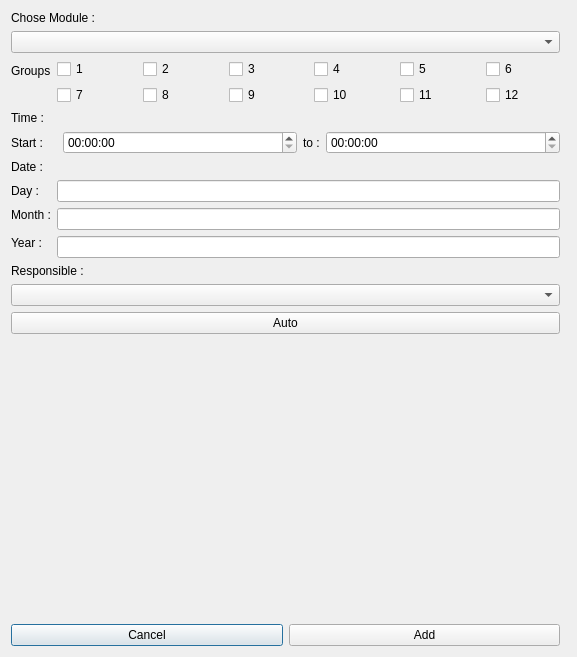
Qt form Addings/add_exams.ui (mohaneddz/Academia-Plus) before a commit.
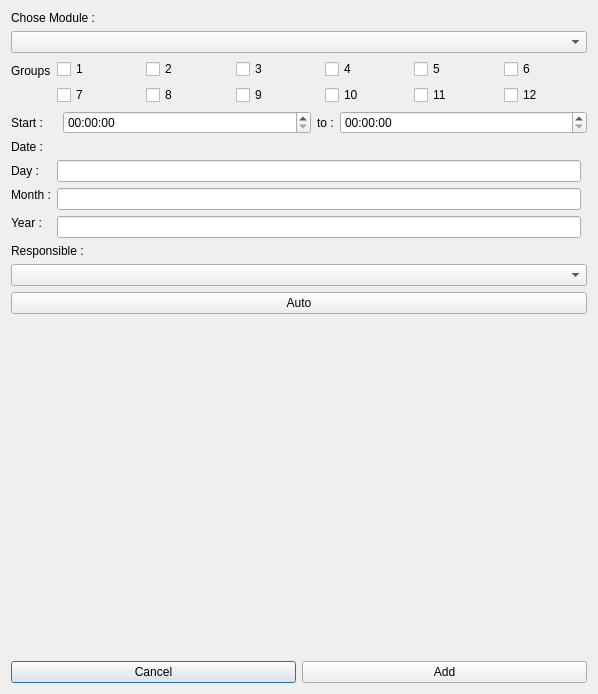
The same form after that commit.

```diff
--- a/Addings/add_exams.ui
+++ b/Addings/add_exams.ui
@@ -6,14 +6,153 @@
    <rect>
     <x>0</x>
     <y>0</y>
-    <width>577</width>
-    <height>657</height>
+    <width>598</width>
+    <height>694</height>
    </rect>
   </property>
   <property name="windowTitle">
    <string>Dialog</string>
   </property>
   <layout class="QGridLayout" name="gridLayout">
+   <item row="4" column="0">
+    <layout class="QVBoxLayout" name="verticalLayout_9">
+     <item>
+      <widget class="QLabel" name="Date">
+       <property name="text">
+        <string>Date :</string>
+       </property>
+      </widget>
+     </item>
+     <item>
+      <layout class="QGridLayout" name="gridLayout_4">
+       <item row="4" column="1">
+        <widget class="QLineEdit" name="L_Year"/>
+       </item>
+       <item row="2" column="0">
+        <widget class="QLabel" name="Month">
+         <property name="text">
+          <string>Month :</string>
+         </property>
+        </widget>
+       </item>
+       <item row="1" column="1">
+        <widget class="QLineEdit" name="L_Day"/>
+       </item>
+       <item row="1" column="0">
+        <widget class="QLabel" name="Day_3">
+         <property name="text">
+          <string>Day :</string>
+         </property>
+        </widget>
+       </item>
+       <item row="3" column="0" rowspan="2">
+        <widget class="QLabel" name="Year">
+         <property name="text">
+          <string>Year :</string>
+         </property>
+        </widget>
+       </item>
+       <item row="2" column="1" rowspan="2">
+        <widget class="QLineEdit" name="L_Month"/>
+       </item>
+      </layout>
+     </item>
+    </layout>
+   </item>
+   <item row="6" column="0" colspan="2">
+    <widget class="QComboBox" name="responsible"/>
+   </item>
+   <item row="3" column="0" colspan="2">
+    <layout class="QHBoxLayout" name="horizontalLayout_5">
+     <item>
+      <widget class="QLabel" name="label_81">
+       <property name="sizePolicy">
+        <sizepolicy hsizetype="Fixed" vsizetype="Preferred">
+         <horstretch>0</horstretch>
+         <verstretch>0</verstretch>
+        </sizepolicy>
+       </property>
+       <property name="text">
+        <string>Start :    </string>
+       </property>
+      </widget>
+     </item>
+     <item>
+      <widget class="QTimeEdit" name="start">
+       <property name="sizePolicy">
+        <sizepolicy hsizetype="Preferred" vsizetype="Fixed">
+         <horstretch>0</horstretch>
+         <verstretch>0</verstretch>
+        </sizepolicy>
+       </property>
+      </widget>
+     </item>
+     <item>
+      <widget class="QLabel" name="label_88">
+       <property name="sizePolicy">
+        <sizepolicy hsizetype="Fixed" vsizetype="Preferred">
+         <horstretch>0</horstretch>
+         <verstretch>0</verstretch>
+        </sizepolicy>
+       </property>
+       <property name="text">
+        <string>to :</string>
+       </property>
+      </widget>
+     </item>
+     <item>
+      <widget class="QTimeEdit" name="end">
+       <property name="sizePolicy">
+        <sizepolicy hsizetype="Preferred" vsizetype="Fixed">
+         <horstretch>0</horstretch>
+         <verstretch>0</verstretch>
+        </sizepolicy>
+       </property>
+      </widget>
+     </item>
+    </layout>
+   </item>
+   <item row="1" column="0" colspan="2">
+    <widget class="QComboBox" name="Combo_Module">
+     <item>
+      <property name="text">
+       <string/>
+      </property>
+     </item>
+    </widget>
+   </item>
+   <item row="10" column="0" colspan="2">
+    <layout class="QHBoxLayout" name="horizontalLayout_6">
+     <item>
+      <widget class="QPushButton" name="btnCancelExam">
+       <property name="text">
+        <string>Cancel</string>
+       </property>
+      </widget>
+     </item>
+     <item>
+      <widget class="QPushButton" name="btnAddExam">
+       <property name="text">
+        <string>Add</string>
+       </property>
+      </widget>
+     </item>
+    </layout>
+   </item>
+   <item row="7" column="0" colspan="2">
+    <widget class="QPushButton" name="Auto">
+     <property name="text">
+      <string>Auto</string>
+     </property>
+    </widget>
+   </item>
+   <item row="5" column="0" colspan="2">
+    <widget class="QLabel" name="label">
+     <property name="text">
+      <string>Responsible :</string>
+     </property>
+    </widget>
+   </item>
    <item row="2" column="0" colspan="2">
     <layout class="QFormLayout" name="formLayout_6">
      <item row="0" column="1">
@@ -121,7 +260,14 @@
      </item>
     </layout>
    </item>
-   <item row="9" column="0">
+   <item row="0" column="0" colspan="2">
+    <widget class="QLabel" name="label_2">
+     <property name="text">
+      <string>Chose Module :</string>
+     </property>
+    </widget>
+   </item>
+   <item row="8" column="0">
     <spacer name="verticalSpacer">
      <property name="orientation">
       <enum>Qt::Vertical</enum>
@@ -129,164 +275,11 @@
      <property name="sizeHint" stdset="0">
       <size>
        <width>20</width>
-       <height>218</height>
+       <height>310</height>
       </size>
      </property>
     </spacer>
    </item>
-   <item row="0" column="0">
-    <widget class="QLabel" name="label_2">
-     <property name="text">
-      <string>Chose Module :</string>
-     </property>
-    </widget>
-   </item>
-   <item row="10" column="0">
-    <layout class="QHBoxLayout" name="horizontalLayout_2">
-     <item>
-      <widget class="QPushButton" name="btnCancelExam">
-       <property name="text">
-        <string>Cancel</string>
-       </property>
-      </widget>
-     </item>
-     <item>
-      <widget class="QPushButton" name="btnAddExam">
-       <property name="text">
-        <string>Add</string>
-       </property>
-      </widget>
-     </item>
-    </layout>
-   </item>
-   <item row="6" column="0">
-    <widget class="QLabel" name="label">
-     <property name="text">
-      <string>Responsible :</string>
-     </property>
-    </widget>
-   </item>
-   <item row="1" column="0">
-    <widget class="QComboBox" name="Combo_Module">
-     <item>
-      <property name="text">
-       <string/>
-      </property>
-     </item>
-    </widget>
-   </item>
-   <item row="8" column="0">
-    <widget class="QPushButton" name="Auto">
-     <property name="text">
-      <string>Auto</string>
-     </property>
-    </widget>
-   </item>
-   <item row="3" column="0">
-    <widget class="QLabel" name="label_5">
-     <property name="text">
-      <string>Time :</string>
-     </property>
-    </widget>
-   </item>
-   <item row="5" column="0">
-    <layout class="QVBoxLayout" name="verticalLayout_7">
-     <item>
-      <widget class="QLabel" name="Date">
-       <property name="text">
-        <string>Date :</string>
-       </property>
-      </widget>
-     </item>
-     <item>
-      <layout class="QGridLayout" name="gridLayout_2">
-       <item row="4" column="1">
-        <widget class="QLineEdit" name="L_Year"/>
-       </item>
-       <item row="2" column="0">
-        <widget class="QLabel" name="Month">
-         <property name="text">
-          <string>Month :</string>
-         </property>
-        </widget>
-       </item>
-       <item row="1" column="1">
-        <widget class="QLineEdit" name="L_Day"/>
-       </item>
-       <item row="1" column="0">
-        <widget class="QLabel" name="Day">
-         <property name="text">
-          <string>Day :</string>
-         </property>
-        </widget>
-       </item>
-       <item row="3" column="0" rowspan="2">
-        <widget class="QLabel" name="Year">
-         <property name="text">
-          <string>Year :</string>
-         </property>
-        </widget>
-       </item>
-       <item row="2" column="1" rowspan="2">
-        <widget class="QLineEdit" name="L_Month"/>
-       </item>
-      </layout>
-     </item>
-    </layout>
-   </item>
-   <item row="4" column="0">
-    <layout class="QHBoxLayout" name="horizontalLayout">
-     <item>
-      <widget class="QLabel" name="label_79">
-       <property name="sizePolicy">
-        <sizepolicy hsizetype="Fixed" vsizetype="Preferred">
-         <horstretch>0</horstretch>
-         <verstretch>0</verstretch>
-        </sizepolicy>
-       </property>
-       <property name="text">
-        <string>Start :    </string>
-       </property>
-      </widget>
-     </item>
-     <item>
-      <widget class="QTimeEdit" name="start">
-       <property name="sizePolicy">
-        <sizepolicy hsizetype="Preferred" vsizetype="Fixed">
-         <horstretch>0</horstretch>
-         <verstretch>0</verstretch>
-        </sizepolicy>
-       </property>
-      </widget>
-     </item>
-     <item>
-      <widget class="QLabel" name="label_86">
-       <property name="sizePolicy">
-        <sizepolicy hsizetype="Fixed" vsizetype="Preferred">
-         <horstretch>0</horstretch>
-         <verstretch>0</verstretch>
-        </sizepolicy>
-       </property>
-       <property name="text">
-        <string>to :</string>
-       </property>
-      </widget>
-     </item>
-     <item>
-      <widget class="QTimeEdit" name="end">
-       <property name="sizePolicy">
-        <sizepolicy hsizetype="Preferred" vsizetype="Fixed">
-         <horstretch>0</horstretch>
-         <verstretch>0</verstretch>
-        </sizepolicy>
-       </property>
-      </widget>
-     </item>
-    </layout>
-   </item>
-   <item row="7" column="0">
-    <widget class="QComboBox" name="responsible"/>
-   </item>
   </layout>
  </widget>
  <resources/>
```
Left out of the diff: 22 changed lines with no effect on the pictures.
